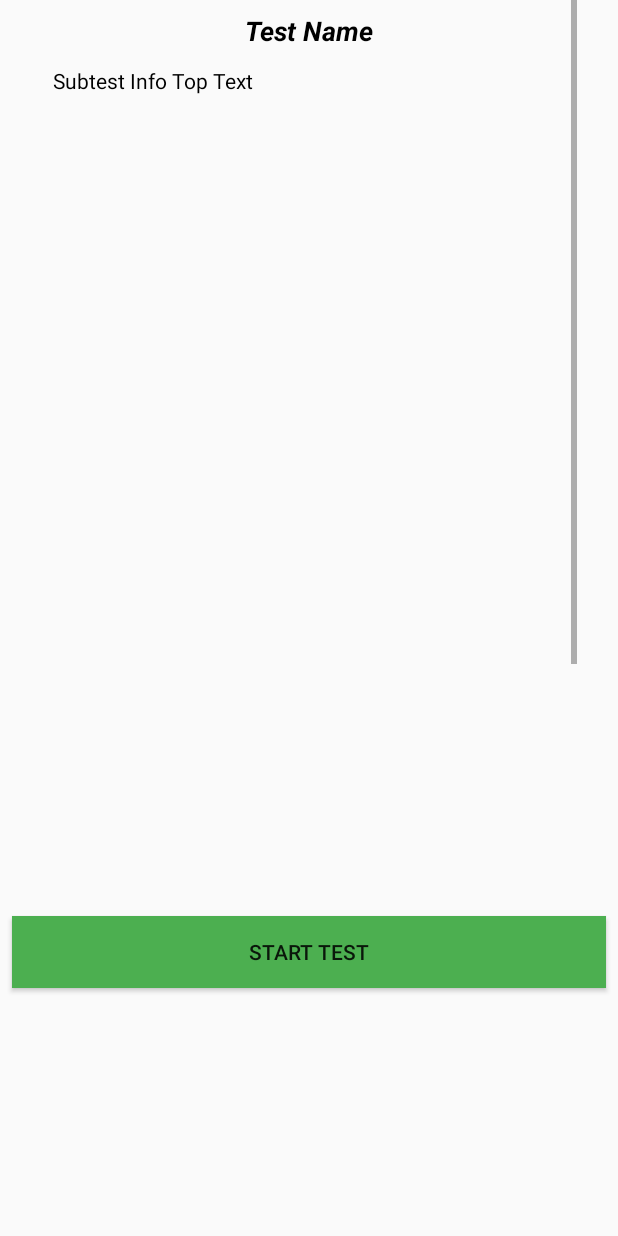
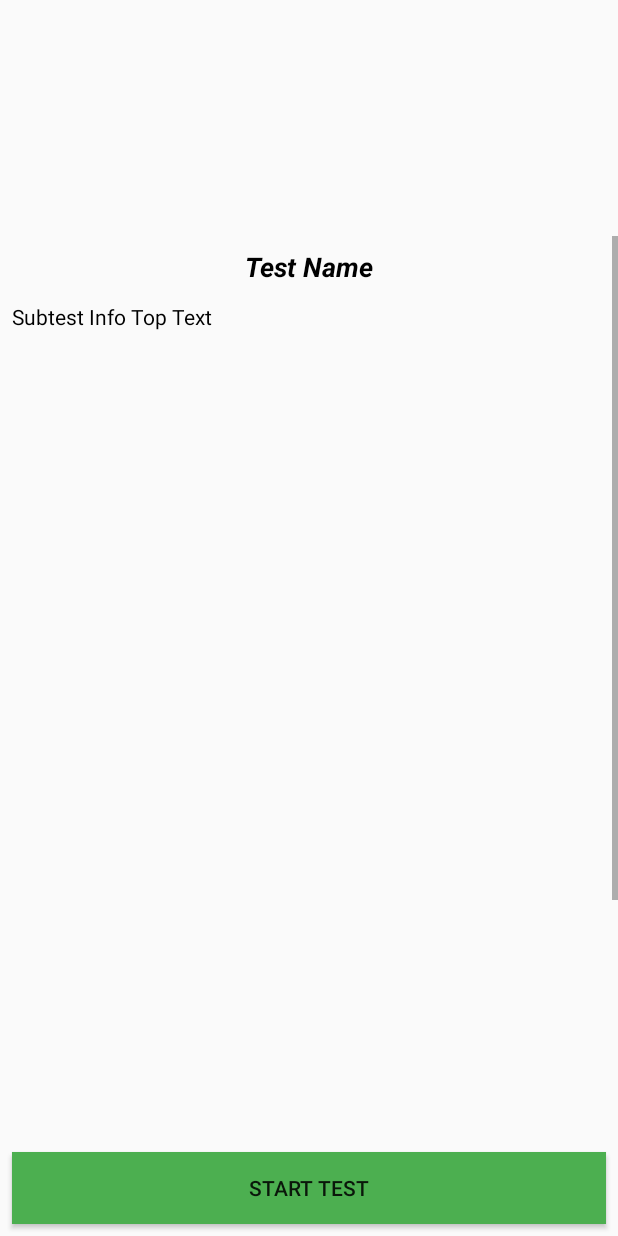
Before and after one commit to Tripolis777/CultureFreeIntellectTest, an Android app: the layout subtest_info_fragment.xml on its own in the app's theme, with its tools: preview values and no code run, on a phone screen of 412 x 824 dp. Run offline under Robolectric (Android 15) with nearby library versions, the light colour scheme and no system bars.

Commit message:
fix layouts

```diff
--- a/app/src/main/java/com/android/tripolis/culturefreeintellecttest/CFITApplication.java
+++ b/app/src/main/java/com/android/tripolis/culturefreeintellecttest/CFITApplication.java
@@ -36,7 +36,7 @@ public class CFITApplication extends Application {
         Realm.init(this);
         RealmConfiguration CFITConfig = new RealmConfiguration.Builder()
                 .name("cfit.realm")
-               // .assetFile(copyBundledRealmFile(this.getResources().openRawResource(R.raw.default0), "default0.realm"))
+                //.assetFile(copyBundledRealmFile(this.getResources().openRawResource(R.raw.cfit), "cfit.realm"))
                 .schemaVersion(1)
                 .modules(new CFITModule())
                 .build();
--- a/app/src/main/java/com/android/tripolis/culturefreeintellecttest/Fragment/SubtestFragment.java
+++ b/app/src/main/java/com/android/tripolis/culturefreeintellecttest/Fragment/SubtestFragment.java
@@ -52,7 +52,7 @@ public class SubtestFragment extends Fragment {
 //                case TESTING:
 //                    createNextQuestion();
 //                    break;
-//                default:
+//                default0:
 //                    return;
 //            }
 //        }
--- a/app/src/main/res/layout/subtest_description_with_image.xml
+++ b/app/src/main/res/layout/subtest_description_with_image.xml
@@ -26,12 +26,12 @@
         android:text="Image Name"
         android:textSize="12sp"
         android:textStyle="normal|italic"
-        app:layout_constraintTop_toTopOf="parent"
-        tools:layout_editor_absoluteX="8dp" />
+        app:layout_constraintStart_toStartOf="@+id/subtestInfoImage"
+        app:layout_constraintTop_toTopOf="parent" />
 
     <ImageView
         android:id="@+id/subtestInfoImage"
-        android:layout_width="338dp"
+        android:layout_width="0dp"
         android:layout_height="196dp"
         android:layout_marginLeft="8dp"
         android:layout_marginRight="8dp"
--- a/app/src/main/res/layout/subtest_info_fragment.xml
+++ b/app/src/main/res/layout/subtest_info_fragment.xml
@@ -7,12 +7,13 @@
 
     <ScrollView
         android:id="@+id/scrollView2"
-        android:layout_width="357dp"
+        android:layout_width="0dp"
         android:layout_height="445dp"
+        android:layout_marginBottom="8dp"
+        app:layout_constraintBottom_toTopOf="@+id/subtestInfoStartTestButton"
         app:layout_constraintLeft_toLeftOf="parent"
         app:layout_constraintRight_toRightOf="parent"
-        app:layout_constraintTop_toTopOf="parent"
-        tools:layout_editor_absoluteX="3dp">
+        app:layout_constraintTop_toTopOf="parent">
 
         <android.support.constraint.ConstraintLayout
             android:layout_width="match_parent"
@@ -89,18 +90,14 @@
         android:layout_width="0dp"
         android:layout_height="wrap_content"
         android:layout_marginBottom="8dp"
-        android:layout_marginEnd="8dp"
         android:layout_marginLeft="8dp"
         android:layout_marginRight="8dp"
-        android:layout_marginStart="8dp"
-        android:layout_marginTop="8dp"
         android:background="@drawable/start_button_selector"
         android:text="@string/start_test_button"
         app:layout_constraintBottom_toBottomOf="parent"
         app:layout_constraintHorizontal_bias="0.0"
         app:layout_constraintLeft_toLeftOf="parent"
-        app:layout_constraintRight_toRightOf="parent"
-        app:layout_constraintTop_toBottomOf="@+id/scrollView2" />
+        app:layout_constraintRight_toRightOf="parent" />
 
     <!--<include-->
         <!--layout="@layout/subtest_description_with_image"-->
```
Also changed, not shown: 2 other files.
